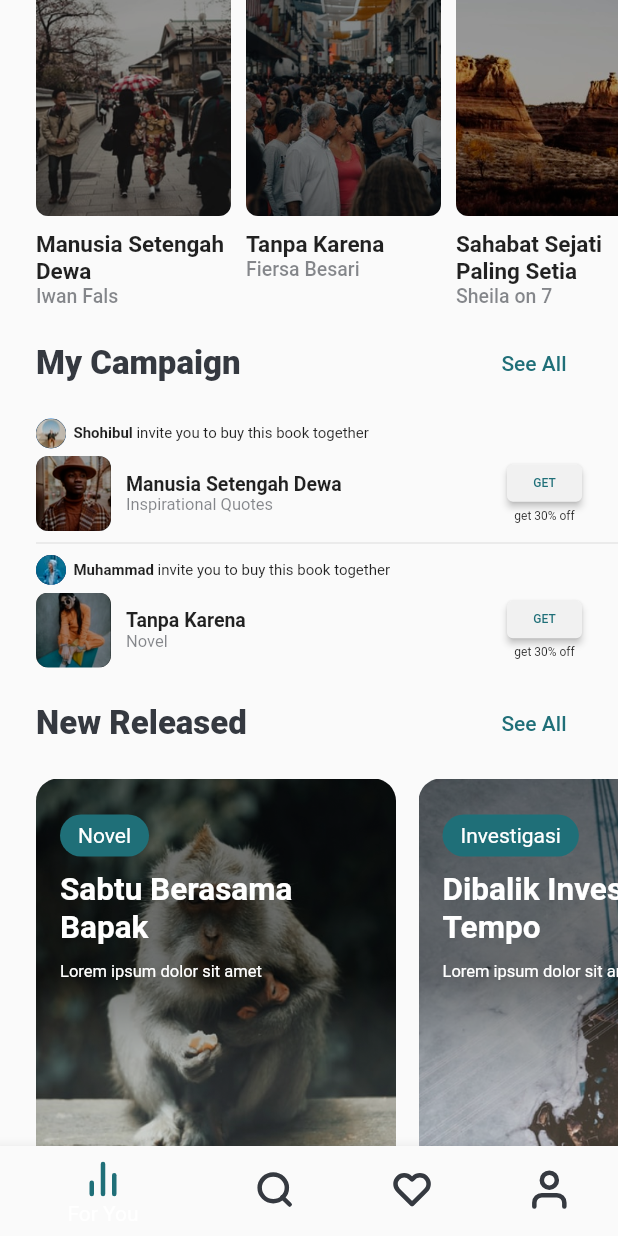
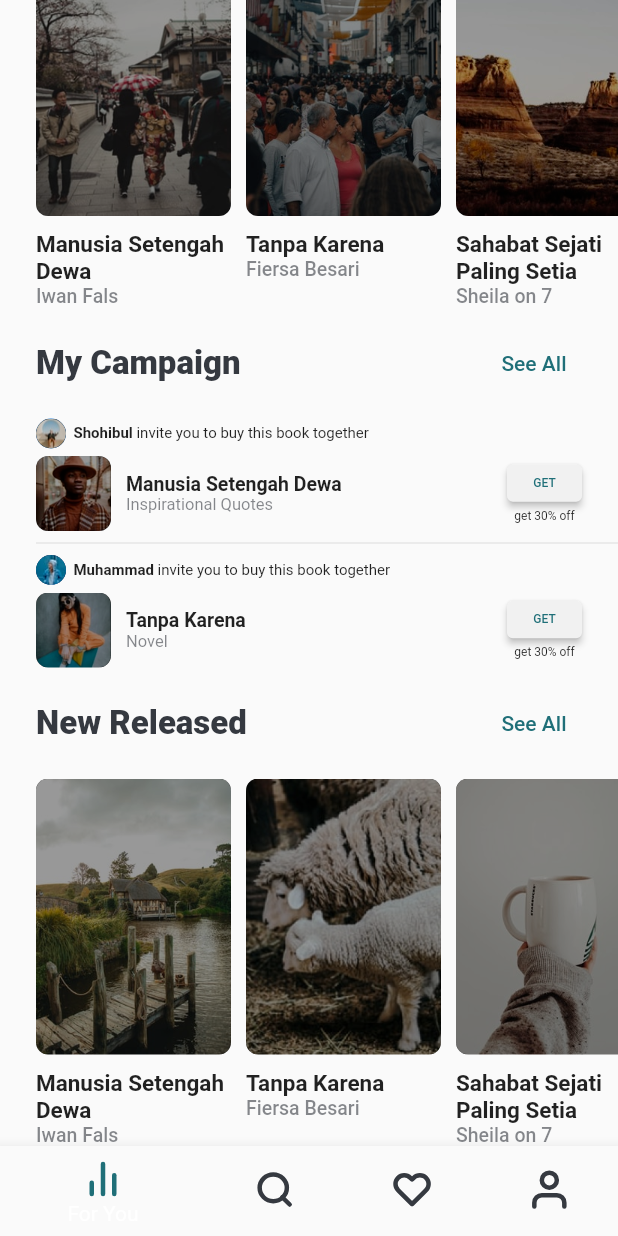
Before and after one commit to Azzamubaidillah/Flutter-UI, a Flutter app: the HomeView screen opened by its route, scrolled down 444 dp, on a phone screen of 412 x 824 dp. Run offline on Flutter 3.47's test engine with Material 2 defaults, Android fonts, the phone set to English and light mode, and no system bars; our stand-ins replace flutter_signin_button, flutter_svg, get, introduction_screen, line_icons.

Commit message:
new released

```diff
--- a/nubook/lib/app/modules/home/views/home_view.dart
+++ b/nubook/lib/app/modules/home/views/home_view.dart
@@ -94,21 +94,26 @@ class HomeView extends GetView<HomeController> {
                   SingleChildScrollView(
                     scrollDirection: Axis.horizontal,
                     child: Row(
+                      crossAxisAlignment: CrossAxisAlignment.start,
                       children: [
-                        RecommendedCard(
-                          image: "assets/images/image_1.png",
-                          tag: "Novel",
-                          title: "Sabtu Berasama\nBapak",
-                          subtitle: "Lorem ipsum dolor sit amet",
+                        Card(
+                          image: "assets/images/image_6.png",
+                          title: "Manusia Setengah Dewa",
+                          artist: "Iwan Fals",
                         ),
-                        SizedBox(width: 15),
-                        RecommendedCard(
-                          image: "assets/images/image_2.png",
-                          tag: "Investigasi",
-                          title: "Dibalik Investigasi\nTempo",
-                          subtitle: "Lorem ipsum dolor sit amet",
+                        SizedBox(width: 10),
+                        Card(
+                          image: "assets/images/image_7.png",
+                          title: "Tanpa Karena",
+                          artist: "Fiersa Besari",
                         ),
-                        SizedBox(width: 15),
+                        SizedBox(width: 10),
+                        Card(
+                          image: "assets/images/image_8.png",
+                          title: "Sahabat Sejati Paling Setia",
+                          artist: "Sheila on 7",
+                        ),
+                        SizedBox(width: 10),
                       ],
                     ),
                   ),
```
Also changed, not shown: nubook/assets/images/image_6.png (added), nubook/assets/images/image_7.png (added), nubook/assets/images/image_8.png (added).
